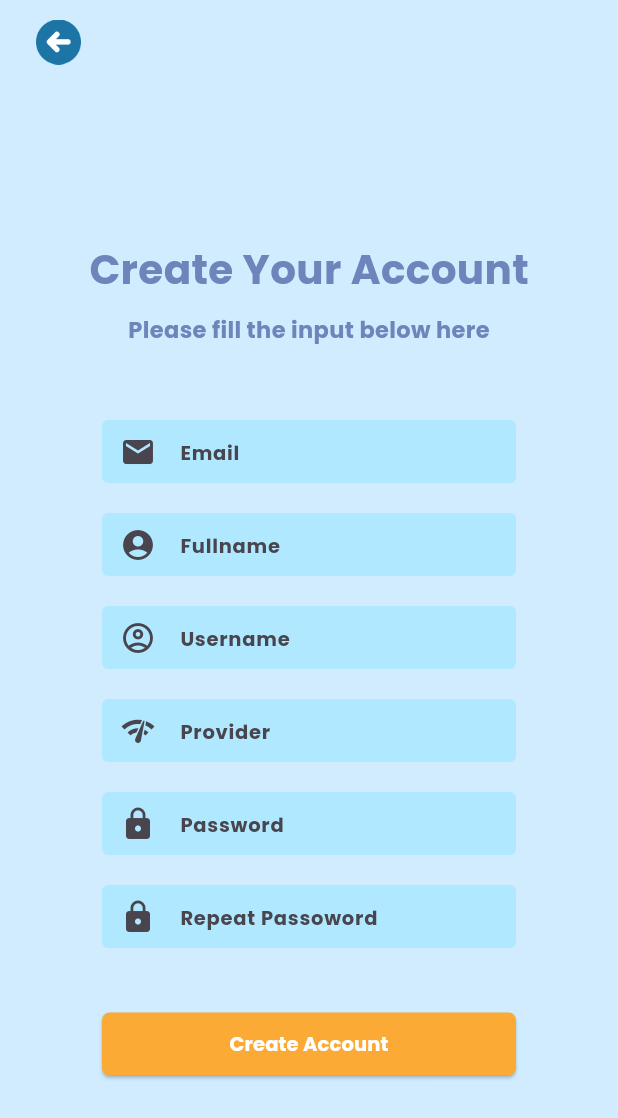
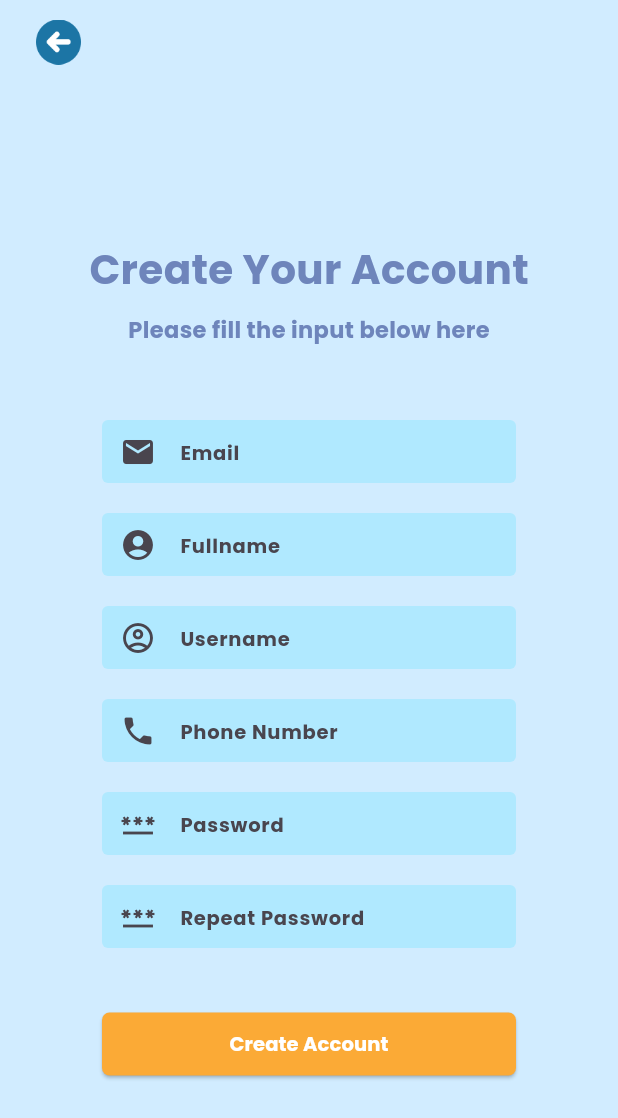
Before and after one commit to ToebagusFarhan/YASI-APP, a Flutter app: the RegisPage screen opened by its route, after a tap on "Create Account", on a phone screen of 412 x 824 dp. Shown: the top 1118 px of the screen. Run offline on Flutter 3.47's test engine with Material 3 defaults, Android fonts, the light colour scheme and no system bars; network calls fail.

Commit message:
adding Regis Function, WORKED!

```diff
--- a/lib/components/TextField.dart
+++ b/lib/components/TextField.dart
@@ -20,7 +20,7 @@ class TextFielD extends StatelessWidget {
       child: SizedBox(
         width: 276,
         height: 42,
-        child: TextField(
+        child: TextFormField(
           controller: controller,
           obscureText: obscureText,
           decoration: InputDecoration(
--- a/lib/models/user.dart
+++ b/lib/models/user.dart
@@ -5,6 +5,7 @@ class User {
   final String password;
   final String email;
   final String fullname;
+  final String phonenumber;
   final String updated_at;
   final String created_at;
 
@@ -15,6 +16,7 @@ class User {
     required this.password,
     required this.email,
     required this.fullname,
+    required this.phonenumber,
     required this.updated_at,
     required this.created_at,
   });
@@ -26,6 +28,7 @@ class User {
       password: json['password'] ?? '',
       email: json['email'] ?? '',
       fullname: json['fullname'] ?? '',
+      phonenumber: json['nohp'] ?? '',
       updated_at: json['updated_at'] ?? '',
       created_at: json['last_login'] ?? '',
     );
--- a/lib/views/LoginPage.dart
+++ b/lib/views/LoginPage.dart
@@ -12,8 +12,8 @@ class loginpage extends StatefulWidget {
 }
 
 class _loginviewstate extends State<loginpage> {
-  final TextEditingController user = TextEditingController();
-  final TextEditingController password = TextEditingController();
+  final user = TextEditingController();
+  final password = TextEditingController();
 
   @override
   Widget build(BuildContext context) {
--- a/lib/views/regisPage.dart
+++ b/lib/views/regisPage.dart
@@ -1,6 +1,8 @@
 // ignore_for_file: file_names, non_constant_identifier_names, prefer_const_constructors
 
 import 'package:flutter/material.dart';
+import 'package:yasi_app/controllers/regisController.dart';
+import 'package:yasi_app/controllers/userController.dart';
 import 'package:yasi_app/views/LoginPage.dart';
 import 'package:yasi_app/components/TextField.dart';
 
@@ -13,11 +15,11 @@ class RegisPage extends StatefulWidget {
 
 class _RegisViewState extends State<RegisPage> {
   final emailController = TextEditingController();
+  final fullnameController = TextEditingController();
+  final usernameController = TextEditingController();
+  final phoneNumberController = TextEditingController();
   final passwordController = TextEditingController();
-  final usernameController = TextEditingController();
   final repeatpassController = TextEditingController();
-  final fullnameController = TextEditingController();
-  final providerController = TextEditingController();
 
   @override
   Widget build(BuildContext context) {
@@ -97,30 +99,44 @@ class _RegisViewState extends State<RegisPage> {
                 const SizedBox(height: 20),
                 //provider textfield
                 TextFielD(
-                    controller: providerController,
-                    hintText: 'Provider',
-                    icon: Icons.network_check,
+                    controller: phoneNumberController,
+                    hintText: 'Phone Number',
+                    icon: Icons.phone,
                     obscureText: false),
                 const SizedBox(height: 20),
                 //password textfield
                 TextFielD(
                     controller: passwordController,
                     hintText: 'Password',
-                    icon: Icons.lock,
+                    icon: Icons.password,
                     obscureText: true),
                 const SizedBox(height: 20),
                 //repeat password textfield
                 TextFielD(
                     controller: repeatpassController,
-                    hintText: 'Repeat Passoword',
-                    icon: Icons.lock,
+                    hintText: 'Repeat Password',
+                    icon: Icons.password,
                     obscureText: true),
                 const SizedBox(height: 40),
 
                 // button create account
                 ElevatedButton(
-                    onPressed: () {
-                      print('Create Account Button Pressed');
+                    onPressed: () async {
+                      if (passwordController.text !=
+                          repeatpassController.text) {
+                        ScaffoldMessenger.of(context).showSnackBar(
+                          const SnackBar(
+                            content: Text('Password tidak sama'),
+                          ),
+                        );
+                        return;
+                      }
+                      await addUsers(
+                          emailController.text,
+                          fullnameController.text,
+                          usernameController.text,
+                          phoneNumberController.text,
+                          passwordController.text);
                     },
                     style: ElevatedButton.styleFrom(
                       backgroundColor: Color.fromRGBO(251, 170, 54, 1),
```
Also changed, not shown: lib/controllers/logincontroller.dart (+5 -4 lines), lib/controllers/regiscontroller.dart (+21 -85 lines), lib/controllers/userController.dart (+28 -0 lines).
